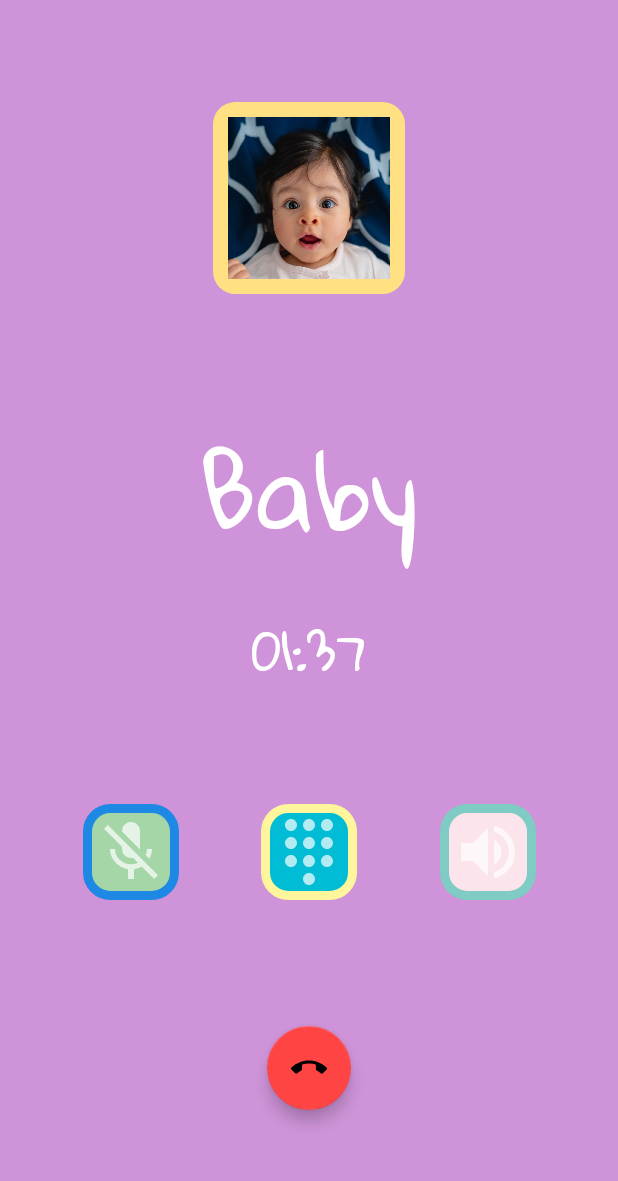
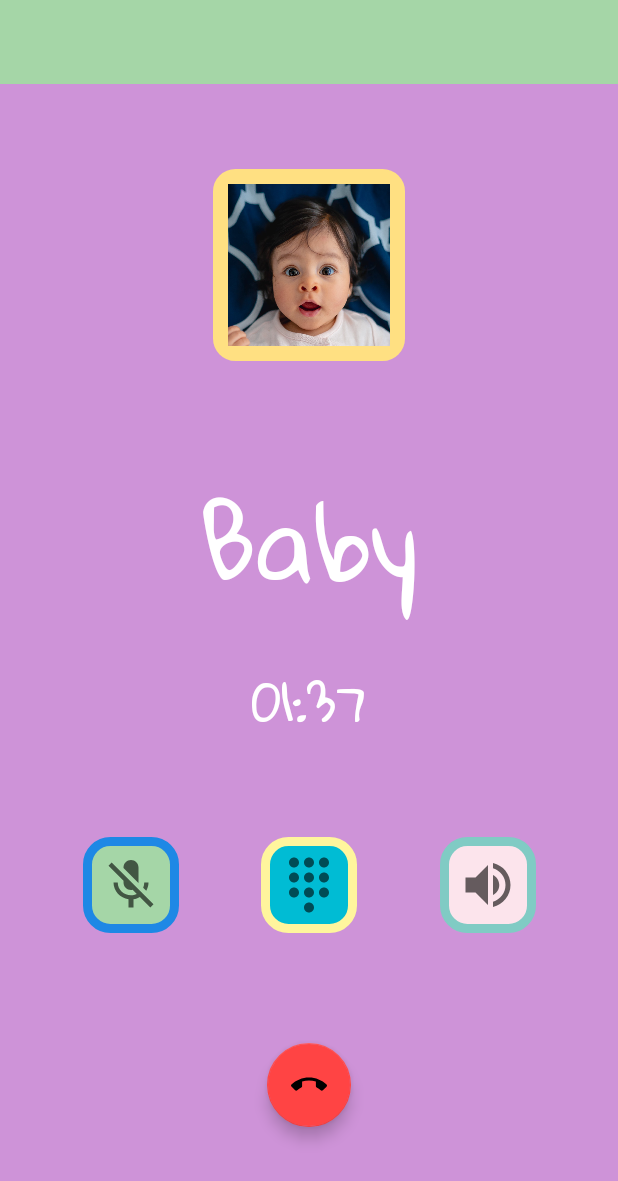
Before and after one commit to babydots/babyphone, an Android app: the layout activity_main.xml on its own in the app's theme, with its tools: preview values and no code run, on a phone screen of 412 x 824 dp. Shown: the top 1181 px of the screen. Run offline under Robolectric (Android 15) with nearby library versions, the phone set to English and light mode, and no system bars.

Commit message:
Allow switching themes from preferences.
Required adding an action bar back to the main menu.
Default theme is crazy colours.

```diff
--- a/app/build.gradle
+++ b/app/build.gradle
@@ -51,6 +51,7 @@
     implementation 'androidx.constraintlayout:constraintlayout:2.0.4'
 
     implementation 'com.google.android.material:material:1.4.0'
+    implementation 'androidx.preference:preference:1.1.1'
 
     testImplementation 'junit:junit:4.13.2'
 
--- a/app/src/main/AndroidManifest.xml
+++ b/app/src/main/AndroidManifest.xml
@@ -9,6 +9,9 @@
         android:roundIcon="@mipmap/ic_launcher_round"
         android:supportsRtl="true"
         android:theme="@style/Theme.BabyPhone.Colours">
+        <activity
+            android:name=".SettingsActivity"
+            android:label="@string/settings"></activity>
         <activity android:name=".MainActivity">
             <intent-filter>
                 <action android:name="android.intent.action.MAIN" />
--- /dev/null
+++ b/app/src/main/res/drawable/ic_settings.xml
@@ -0,0 +1,5 @@
+<vector android:height="24dp" android:tint="#FFFFFF"
+    android:viewportHeight="24" android:viewportWidth="24"
+    android:width="24dp" xmlns:android="http://schemas.android.com/apk/res/android">
+    <path android:fillColor="@android:color/white" android:pathData="M19.14,12.94c0.04,-0.3 0.06,-0.61 0.06,-0.94c0,-0.32 -0.02,-0.64 -0.07,-0.94l2.03,-1.58c0.18,-0.14 0.23,-0.41 0.12,-0.61l-1.92,-3.32c-0.12,-0.22 -0.37,-0.29 -0.59,-0.22l-2.39,0.96c-0.5,-0.38 -1.03,-0.7 -1.62,-0.94L14.4,2.81c-0.04,-0.24 -0.24,-0.41 -0.48,-0.41h-3.84c-0.24,0 -0.43,0.17 -0.47,0.41L9.25,5.35C8.66,5.59 8.12,5.92 7.63,6.29L5.24,5.33c-0.22,-0.08 -0.47,0 -0.59,0.22L2.74,8.87C2.62,9.08 2.66,9.34 2.86,9.48l2.03,1.58C4.84,11.36 4.8,11.69 4.8,12s0.02,0.64 0.07,0.94l-2.03,1.58c-0.18,0.14 -0.23,0.41 -0.12,0.61l1.92,3.32c0.12,0.22 0.37,0.29 0.59,0.22l2.39,-0.96c0.5,0.38 1.03,0.7 1.62,0.94l0.36,2.54c0.05,0.24 0.24,0.41 0.48,0.41h3.84c0.24,0 0.44,-0.17 0.47,-0.41l0.36,-2.54c0.59,-0.24 1.13,-0.56 1.62,-0.94l2.39,0.96c0.22,0.08 0.47,0 0.59,-0.22l1.92,-3.32c0.12,-0.22 0.07,-0.47 -0.12,-0.61L19.14,12.94zM12,15.6c-1.98,0 -3.6,-1.62 -3.6,-3.6s1.62,-3.6 3.6,-3.6s3.6,1.62 3.6,3.6S13.98,15.6 12,15.6z"/>
+</vector>
--- a/app/src/main/res/layout/activity_main.xml
+++ b/app/src/main/res/layout/activity_main.xml
@@ -6,6 +6,17 @@
     android:layout_width="match_parent"
     android:layout_height="match_parent"
     tools:context=".MainActivity">
+
+    <androidx.appcompat.widget.Toolbar
+        android:id="@+id/toolbar"
+        android:background="?attr/actionBarBackground"
+        android:theme="?attr/homeActionBarTheme"
+        android:layout_width="match_parent"
+        android:layout_height="wrap_content"
+        app:elevation="5dp"
+        app:layout_constraintTop_toTopOf="parent"
+        app:layout_constraintStart_toStartOf="parent"
+        app:layout_constraintEnd_toEndOf="parent" />
 
     <ImageView
         android:id="@+id/avatar"
@@ -17,7 +28,7 @@
         app:layout_constraintBottom_toTopOf="@id/text_wrapper"
         app:layout_constraintEnd_toEndOf="parent"
         app:layout_constraintStart_toStartOf="parent"
-        app:layout_constraintTop_toTopOf="parent"
+        app:layout_constraintTop_toBottomOf="@id/toolbar"
         app:layout_constraintVertical_bias="0.49" />
 
     <LinearLayout
@@ -51,7 +62,7 @@
     <androidx.appcompat.widget.AppCompatImageButton
         android:layout_width="64dp"
         android:layout_height="64dp"
-        android:padding="8dp"
+        android:padding="12dp"
         android:scaleType="fitCenter"
         style="?android:attr/borderlessButtonStyle"
         android:id="@+id/img_mic"
@@ -67,7 +78,7 @@
     <androidx.appcompat.widget.AppCompatImageButton
         android:layout_width="64dp"
         android:layout_height="64dp"
-        android:padding="8dp"
+        android:padding="12dp"
         android:scaleType="fitCenter"
         style="?android:attr/borderlessButtonStyle"
         android:id="@+id/img_dialpad"
@@ -82,7 +93,7 @@
     <androidx.appcompat.widget.AppCompatImageButton
         android:layout_width="64dp"
         android:layout_height="64dp"
-        android:padding="8dp"
+        android:padding="12dp"
         android:scaleType="fitCenter"
         style="?android:attr/borderlessButtonStyle"
         android:id="@+id/img_speaker"
--- a/app/src/main/res/values/attrs.xml
+++ b/app/src/main/res/values/attrs.xml
@@ -7,4 +7,6 @@
     <attr name="textAppearanceBody" format="reference" />
     <attr name="avatarPadding" format="dimension" />
     <attr name="avatarBackground" format="reference" />
+    <attr name="actionBarBackground" format="reference" />
+    <attr name="homeActionBarTheme" format="reference" />
 </resources>
--- a/app/src/main/res/values/themes.xml
+++ b/app/src/main/res/values/themes.xml
@@ -1,6 +1,6 @@
 <resources xmlns:tools="http://schemas.android.com/tools">
     <!-- Base application theme. -->
-    <style name="Theme.BabyPhone.Dark" parent="Theme.AppCompat">
+    <style name="Theme.BabyPhone.Dark" parent="Theme.AppCompat.NoActionBar">
 
         <!-- Primary brand color. -->
         <item name="colorPrimary">@color/purple_500</item>
@@ -28,9 +28,12 @@
         <item name="avatarPadding">2dp</item>
         <item name="avatarBackground">@drawable/avatar_background_dark</item>
 
+        <item name="homeActionBarTheme">@style/ThemeOverlay.MaterialComponents.Dark.ActionBar</item>
+        <item name="actionBarBackground">@color/purple_500</item>
+
     </style>
 
-    <style name="Theme.BabyPhone.Light" parent="Theme.AppCompat.Light.DarkActionBar">
+    <style name="Theme.BabyPhone.Light" parent="Theme.AppCompat.Light.NoActionBar">
 
         <!-- Primary brand color. -->
         <item name="colorPrimary">@color/purple_500</item>
@@ -58,10 +61,13 @@
         <item name="avatarPadding">2dp</item>
         <item name="avatarBackground">@drawable/avatar_background_light</item>
 
+        <item name="homeActionBarTheme">@style/ThemeOverlay.MaterialComponents.Dark.ActionBar</item>
+        <item name="actionBarBackground">@color/purple_500</item>
+
     </style>
 
     <!-- Cartoon theme. -->
-    <style name="Theme.BabyPhone.Colours" parent="Theme.MaterialComponents.DayNight.NoActionBar">
+    <style name="Theme.BabyPhone.Colours" parent="Theme.MaterialComponents.Light.NoActionBar">
         <!-- Primary brand color. -->
         <item name="colorPrimary">@color/purple_500</item>
         <item name="colorPrimaryVariant">@color/purple_700</item>
@@ -88,6 +94,9 @@
         <item name="avatarPadding">10dp</item>
         <item name="avatarBackground">@drawable/avatar_background_colours</item>
 
+        <item name="homeActionBarTheme">@style/ThemeOverlay.MaterialComponents.Dark.ActionBar</item>
+        <item name="actionBarBackground">@color/green_200</item>
+
     </style>
 
     <style name="TextAppearance.Name" parent="TextAppearance.AppCompat.Large">
```
Also changed, not shown: app/src/main/java/com/serwylo/babyphone/MainActivity.kt (+31 -1 lines), app/src/main/java/com/serwylo/babyphone/SettingsActivity.kt (added, +63 -0 lines), app/src/main/java/com/serwylo/babyphone/ThemeManager.kt (added, +58 -0 lines), app/src/main/res/layout/settings_activity.xml (added, +23 -0 lines), app/src/main/res/menu/main_menu.xml (added, +10 -0 lines), app/src/main/res/values/arrays.xml (added, +13 -0 lines), app/src/main/res/values/strings.xml (+7 -0 lines), app/src/main/res/xml/root_preferences.xml (added, +15 -0 lines).
